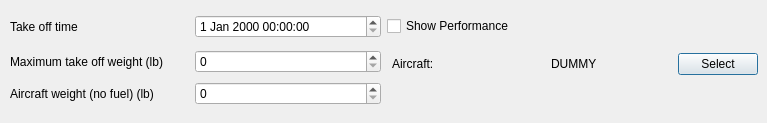
The window that mslib/msui/ui/ui_performance_dockwidget.ui (Open-MSS/MSS) describes before a commit, drawn with Qt 5.
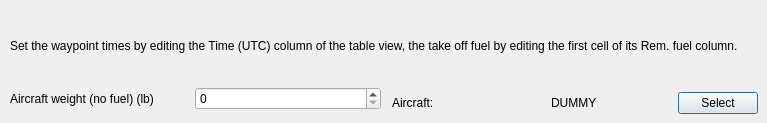
The same window after the commit.

Commit message: Set waypoint times and take off fuel by editing the table view (#3315)

What changed in the file:
```diff
--- a/mslib/msui/ui/ui_performance_dockwidget.ui
+++ b/mslib/msui/ui/ui_performance_dockwidget.ui
@@ -63,7 +63,7 @@
      </item>
     </layout>
    </item>
-   <item row="3" column="0">
+   <item row="1" column="0">
     <layout class="QHBoxLayout" name="horizontalLayout_4">
      <property name="rightMargin">
       <number>0</number>
@@ -80,83 +80,35 @@
      </item>
      <item>
       <widget class="QDoubleSpinBox" name="dsbEmptyWeight">
-       <property name="decimals">
-        <number>0</number>
-       </property>
-       <property name="maximum">
-        <double>9999999.000000000000000</double>
-       </property>
-       <property name="singleStep">
-        <double>1000.000000000000000</double>
-       </property>
-      </widget>
-     </item>
-    </layout>
-   </item>
-   <item row="0" column="0">
-    <layout class="QHBoxLayout" name="horizontalLayout_3">
-     <item>
-      <widget class="QLabel" name="label_3">
-       <property name="text">
-        <string>Take off time</string>
-       </property>
-       <property name="indent">
-        <number>1</number>
-       </property>
-      </widget>
-     </item>
-     <item>
-      <widget class="QDateTimeEdit" name="dteTakeoffTime"/>
-     </item>
-    </layout>
-   </item>
-   <item row="1" column="0">
-    <layout class="QHBoxLayout" name="horizontalLayout_5">
-     <property name="topMargin">
-      <number>4</number>
-     </property>
-     <item>
-      <widget class="QLabel" name="label_5">
-       <property name="text">
-        <string>Maximum take off weight (lb)</string>
-       </property>
-       <property name="indent">
-        <number>1</number>
-       </property>
-      </widget>
-     </item>
-     <item>
-      <widget class="QDoubleSpinBox" name="dsbTakeoffWeight">
-       <property name="decimals">
-        <number>0</number>
-       </property>
-       <property name="maximum">
-        <double>9999999.000000000000000</double>
-       </property>
-       <property name="singleStep">
-        <double>1000.000000000000000</double>
-       </property>
-      </widget>
-     </item>
-    </layout>
-   </item>
-   <item row="0" column="1">
-    <layout class="QHBoxLayout" name="horizontalLayout">
-     <item>
-      <widget class="QCheckBox" name="cbShowPerformance">
-       <property name="layoutDirection">
-        <enum>Qt::LeftToRight</enum>
-       </property>
-       <property name="text">
-        <string>Show Performance</string>
-       </property>
-       <property name="tristate">
+       <property name="keyboardTracking">
         <bool>false</bool>
        </property>
+       <property name="decimals">
+        <number>0</number>
+       </property>
+       <property name="maximum">
+        <double>9999999.000000000000000</double>
+       </property>
+       <property name="singleStep">
+        <double>1000.000000000000000</double>
+       </property>
       </widget>
      </item>
     </layout>
    </item>
+   <item row="0" column="0" colspan="2">
+    <widget class="QLabel" name="label_3">
+     <property name="text">
+      <string>Set the waypoint times by editing the Time (UTC) column of the table view, the take off fuel by editing the first cell of its Rem. fuel column.</string>
+     </property>
+     <property name="wordWrap">
+      <bool>true</bool>
+     </property>
+     <property name="indent">
+      <number>1</number>
+     </property>
+    </widget>
+   </item>
   </layout>
  </widget>
  <resources/>
```
The commit also changes 27 other files.
